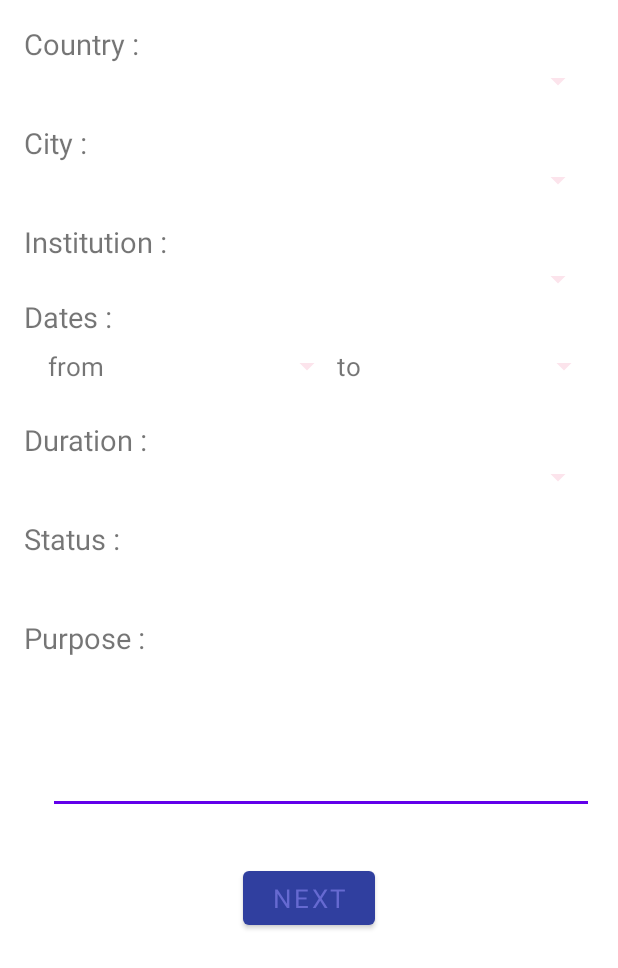
After one commit to Lucie-Na/sprm_project-1, an Android app: the layout activity_add_travel.xml on its own in the app's theme, with its tools: preview values and no code run, on a phone screen of 412 x 824 dp. The commit adds this screen. Shown: the top 968 px of the screen. Run offline under Robolectric (Android 15) with nearby library versions, the phone set to English and light mode, and no system bars.

Commit message:
Add travel implementation

```diff
--- a/app/build.gradle
+++ b/app/build.gradle
@@ -46,7 +46,11 @@ dependencies {
     implementation "androidx.lifecycle:lifecycle-extensions:2.2.0"
     implementation 'com.google.firebase:firebase-analytics:18.0.3'
 
-    //Authentication
+    //Authentication with Firebase
     implementation 'com.firebaseui:firebase-ui-auth:4.3.1'
     implementation 'com.google.firebase:firebase-auth:21.0.1'
+
+    //Api with Retrofit
+    implementation 'com.squareup.retrofit2:retrofit:2.7.0'
+    implementation 'com.squareup.retrofit2:converter-gson:2.7.0'
 }
--- a/app/src/main/AndroidManifest.xml
+++ b/app/src/main/AndroidManifest.xml
@@ -9,11 +9,12 @@
         android:roundIcon="@mipmap/ic_launcher_round"
         android:supportsRtl="true"
         android:theme="@style/Theme.SPRM_Project">
-        <activity android:name="profileController.EditProfile"></activity>
+        <activity android:name="ui.AddTravelActivity"></activity>
+        <activity android:name="profileController.EditProfile" />
         <activity
             android:name="ui.MainActivity"
             android:label="@string/app_name"
-            android:theme="@style/Theme.SPRM_Project.NoActionBar"/>
+            android:theme="@style/Theme.SPRM_Project.NoActionBar" />
         <activity android:name="ui.SignInActivity">
             <intent-filter>
                 <action android:name="android.intent.action.MAIN" />
--- a/app/src/main/java/data/UserLiveData.java
+++ b/app/src/main/java/data/firebase/UserLiveData.java
@@ -1,4 +1,4 @@
-package data;
+package data.firebase;
 
 import androidx.lifecycle.LiveData;
 
--- a/app/src/main/java/data/UserRepository.java
+++ b/app/src/main/java/data/firebase/UserRepository.java
@@ -1,4 +1,4 @@
-package data;
+package data.firebase;
 
 import android.app.Application;
 import androidx.lifecycle.LiveData;
--- a/app/src/main/java/ui/MainActivity.java
+++ b/app/src/main/java/ui/MainActivity.java
@@ -26,7 +26,7 @@ import java.util.Objects;
 
 import profileController.Profile;
 
-public class MainActivity extends AppCompatActivity {
+public class MainActivity extends AppCompatActivity{
 
     MainActivityViewModel viewModel;
 
@@ -149,4 +149,5 @@ public class MainActivity extends AppCompatActivity {
     public void profile(View v){
         startActivity(new Intent(getApplicationContext(), Profile.class));
     }
+
 }
--- a/app/src/main/java/ui/MainActivityViewModel.java
+++ b/app/src/main/java/ui/MainActivityViewModel.java
@@ -7,7 +7,7 @@ import androidx.lifecycle.LiveData;
 
 import com.google.firebase.auth.FirebaseUser;
 
-import data.UserRepository;
+import data.firebase.UserRepository;
 
 public class MainActivityViewModel extends AndroidViewModel {
     private final UserRepository userRepository;
--- a/app/src/main/java/ui/SignInViewModel.java
+++ b/app/src/main/java/ui/SignInViewModel.java
@@ -7,7 +7,7 @@ import androidx.lifecycle.LiveData;
 
 import com.google.firebase.auth.FirebaseUser;
 
-import data.UserRepository;
+import data.firebase.UserRepository;
 
 public class SignInViewModel extends AndroidViewModel {
     private final UserRepository userRepository;
--- /dev/null
+++ b/app/src/main/res/drawable/ic_baseline_arrow_drop_down_24.xml
@@ -0,0 +1,10 @@
+<vector xmlns:android="http://schemas.android.com/apk/res/android"
+    android:width="24dp"
+    android:height="24dp"
+    android:viewportWidth="24"
+    android:viewportHeight="24"
+    android:tint="?attr/colorControlNormal">
+    <path
+        android:fillColor="@android:color/white"
+        android:pathData="M7,10l5,5 5,-5z"/>
+</vector>
--- /dev/null
+++ b/app/src/main/res/layout/activity_add_travel.xml
@@ -0,0 +1,176 @@
+<?xml version="1.0" encoding="utf-8"?>
+<LinearLayout xmlns:android="http://schemas.android.com/apk/res/android"
+xmlns:tools="http://schemas.android.com/tools"
+android:layout_width="match_parent"
+android:layout_height="match_parent"
+android:layout_margin="@dimen/big_margin"
+android:orientation="vertical"
+tools:context="ui.AddTravelActivity">
+
+<!-- Country -->
+<TextView
+    style="@style/bigger_text_font"
+    android:layout_width="wrap_content"
+    android:layout_height="wrap_content"
+    android:text="@string/travel_country" />
+
+<Spinner
+    android:id="@+id/spinner_add_travel_country"
+    style="@style/default_text_font"
+    android:layout_width="match_parent"
+    android:layout_height="wrap_content"
+    android:layout_marginLeft="@dimen/big_margin"
+    android:layout_marginBottom="@dimen/big_margin"/>
+
+<!-- City -->
+<TextView
+    style="@style/bigger_text_font"
+    android:layout_width="wrap_content"
+    android:layout_height="wrap_content"
+    android:text="@string/travel_city" />
+
+<Spinner
+    android:id="@+id/spinner_add_travel_city"
+    style="@style/default_text_font"
+    android:layout_width="match_parent"
+    android:layout_height="wrap_content"
+    android:layout_marginLeft="@dimen/big_margin"
+    android:layout_marginBottom="@dimen/big_margin" />
+
+<!-- Institution -->
+<TextView
+    style="@style/bigger_text_font"
+    android:layout_width="wrap_content"
+    android:layout_height="wrap_content"
+    android:text="@string/travel_institution" />
+
+<Spinner
+    android:id="@+id/spinner_add_travel_institution"
+    style="@style/default_text_font"
+    android:layout_width="match_parent"
+    android:layout_height="wrap_content" />
+
+<!-- Dates -->
+<TextView
+    style="@style/bigger_text_font"
+    android:layout_width="wrap_content"
+    android:layout_height="wrap_content"
+    android:text="@string/travel_dates" />
+
+<LinearLayout
+    style="@style/default_text_font"
+    android:layout_width="match_parent"
+    android:layout_height="wrap_content"
+    android:gravity="center_vertical"
+    android:orientation="horizontal"
+    android:layout_marginLeft="@dimen/big_margin"
+    android:layout_marginBottom="@dimen/big_margin">
+
+    <TextView
+        style="@style/default_text_font"
+        android:layout_width="wrap_content"
+        android:layout_height="wrap_content"
+        android:text="@string/travel_date_from" />
+
+    <TextView
+        android:id="@+id/text_input_add_travel_start_date"
+        style="@style/default_text_font"
+        android:layout_width="0dp"
+        android:layout_height="wrap_content"
+        android:layout_margin="@dimen/small_margin"
+        android:layout_weight="2"
+        android:drawableRight="@drawable/ic_baseline_arrow_drop_down_24"
+        android:inputType="date" />
+
+    <TextView
+        style="@style/default_text_font"
+        android:layout_width="wrap_content"
+        android:layout_height="wrap_content"
+        android:text="@string/travel_date_to" />
+
+    <TextView
+        android:id="@+id/text_input_add_travel_end_date"
+        style="@style/default_text_font"
+        android:layout_width="0dp"
+        android:layout_height="wrap_content"
+        android:layout_margin="@dimen/small_margin"
+        android:layout_weight="2"
+        android:clickable="true"
+        android:drawableRight="@drawable/ic_baseline_arrow_drop_down_24"
+        android:inputType="date" />
+
+</LinearLayout>
+
+<!-- Duration -->
+<TextView
+    style="@style/bigger_text_font"
+    android:layout_width="wrap_content"
+    android:layout_height="wrap_content"
+    android:text="@string/travel_duration" />
+
+<LinearLayout
+    android:layout_width="match_parent"
+    android:layout_height="wrap_content"
+    android:orientation="horizontal"
+    android:layout_marginLeft="@dimen/big_margin"
+    android:layout_marginBottom="@dimen/big_margin">
+
+    <TextView
+        android:id="@+id/text_input_add_travel_duration"
+        style="@style/default_text_font"
+        android:layout_width="0dp"
+        android:layout_height="wrap_content"
+        android:layout_weight="1"/>
+
+    <Spinner
+        android:id="@+id/spinner_add_travel_duration_type"
+        android:layout_width="0dp"
+        android:layout_height="wrap_content"
+        android:layout_weight="3"/>
+</LinearLayout>
+
+<!-- Status -->
+<TextView
+    style="@style/bigger_text_font"
+    android:layout_width="wrap_content"
+    android:layout_height="wrap_content"
+    android:text="@string/travel_status" />
+
+<TextView
+    android:id="@+id/text_input_status"
+    style="@style/default_text_font"
+    android:layout_width="match_parent"
+    android:layout_height="wrap_content"
+    android:layout_marginLeft="@dimen/big_margin"
+    android:layout_marginBottom="@dimen/big_margin" />
+
+<!-- Purpose -->
+<TextView
+    style="@style/bigger_text_font"
+    android:layout_width="wrap_content"
+    android:layout_height="wrap_content"
+    android:text="@string/travel_purpose" />
+
+<EditText
+    android:id="@+id/text_input_add_travel_purpose"
+    style="@style/default_text_font"
+    android:layout_width="match_parent"
+    android:layout_height="wrap_content"
+    android:ems="10"
+    android:gravity="start|top"
+    android:inputType="textMultiLine"
+    android:minLines="4"
+    android:layout_marginLeft="@dimen/big_margin"
+    android:layout_marginBottom="@dimen/big_margin" />
+
+<!-- Next -->
+<Button
+    android:id="@+id/button_add_travel_next"
+    style="@style/default_text_font"
+    android:layout_width="wrap_content"
+    android:layout_height="wrap_content"
+    android:layout_gravity="center"
+    android:layout_margin="@dimen/big_margin"
+    android:text="@string/nav_next" />
+
+</LinearLayout>
--- a/app/src/main/res/values/dimens.xml
+++ b/app/src/main/res/values/dimens.xml
@@ -6,4 +6,7 @@
     <dimen name="nav_header_vertical_spacing">30dp</dimen>
     <dimen name="nav_header_height">176dp</dimen>
     <dimen name="fab_margin">16dp</dimen>
+
+    <dimen name="big_margin">16sp</dimen>
+    <dimen name="small_margin">8sp</dimen>
 </resources>
--- a/app/src/main/res/values/strings.xml
+++ b/app/src/main/res/values/strings.xml
@@ -13,4 +13,43 @@
     <string name="jobs">Jobs</string>
     <string name="settings">Settings</string>
     <string name="search">Search</string>
+
+    <!-- For the travels -->
+    <string name="travel_place">Place :</string>
+    <string name="travel_country">Country :</string>
+    <string name="travel_city">City :</string>
+    <string name="travel_institution">Institution :</string>
+    <string name="travel_status">Status :</string>
+    <string name="travel_dates">Dates :</string>
+    <string name="travel_duration">Duration :</string>
+    <string name="travel_purpose">Purpose :</string>
+    <string name="travel_city_conveyance">Conveyance :</string>
+    <string name="travel_city_flate">Flate :</string>
+    <string name="travel_check_list">Check List :</string>
+    <string name="travel_document">Document :</string>
+
+    <string name="travel_date_from">from</string>
+    <string name="travel_date_to">to</string>
+
+    <string name="travel_status_in_progress">currently in the country</string>
+    <string name="travel_status_in_preparation">travel in preparation</string>
+    <string name="travel_status_over">travel is over</string>
+
+    <string name="travel_duration_year">year(s)</string>
+    <string name="travel_duration_semester">semester(s)</string>
+    <string name="travel_duration_month">month(s)</string>
+    <string name="travel_duration_day">day(s)</string>
+
+    <string-array name="travel_duration_type_array">
+        <item>@string/travel_duration_year</item>
+        <item>@string/travel_duration_semester</item>
+        <item>@string/travel_duration_month</item>
+        <item>@string/travel_duration_day</item>
+    </string-array>
+
+    <!-- Navigation -->
+    <string name="nav_next">Next</string>
+    <string name="nav_previous">Previous</string>
+    <string name="nav_validate">Validate</string>
+
 </resources>
--- /dev/null
+++ b/app/src/main/res/values/style.xml
@@ -0,0 +1,27 @@
+<?xml version="1.0" encoding="utf-8"?>
+<resources>
+
+    <!--
+        Style for all titles
+        Name: title
+        Font family: Roboto
+        Line height: 36sp
+        Color: black (#000000)
+     -->
+    <style name="title">
+        <item name="fontFamily">Roboto</item>
+        <item name="android:textSize">36sp</item>
+        <item name="android:textColor">#000000</item>
+    </style>
+
+    <style name="default_text_font">
+        <item name="fontFamily">Roboto</item>
+        <item name="android:textSize">17sp</item>
+    </style>
+
+    <style name="bigger_text_font">
+        <item name="fontFamily">Roboto</item>
+        <item name="android:textSize">19sp</item>
+    </style>
+
+</resources>
```
Also changed, not shown: app/src/main/java/data/api/ApiLocation.java (added, +19 -0 lines), app/src/main/java/data/api/LocationViewModel.java (added, +122 -0 lines), app/src/main/java/models/Institution.java (added, +45 -0 lines), app/src/main/java/ui/AddTravelActivity.java (added, +262 -0 lines).
